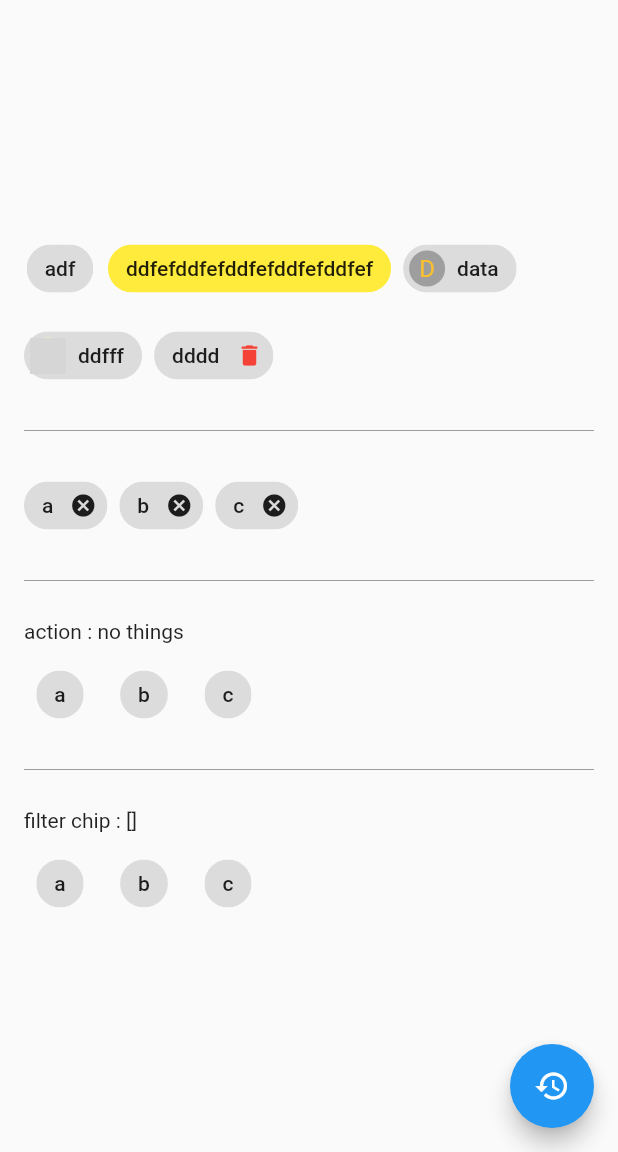
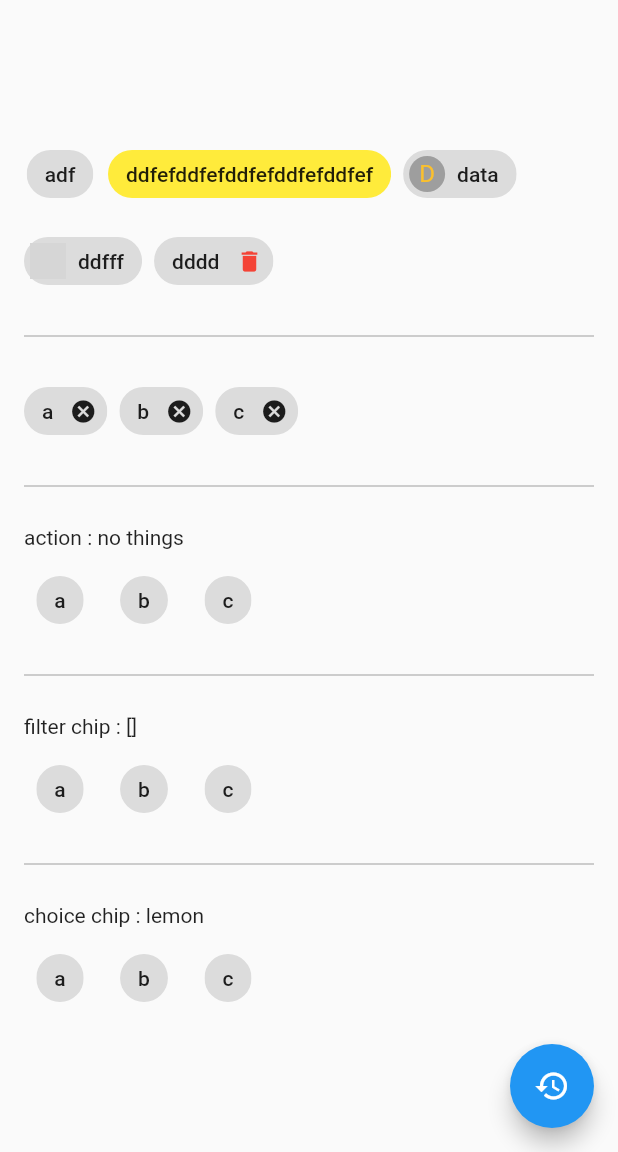
Before and after one commit to zhangGith/hello_demo, a Flutter app: the ChipDemo screen opened directly, on a phone screen of 412 x 824 dp, the part 84-1236 px from its top. Run offline on Flutter 3.47's test engine with Material 2 defaults, Android fonts, the phone set to English and light mode, and no system bars; network calls fail; grey boxes are pictures that could not be loaded.

Commit message:
choice chip

```diff
--- a/lib/demo/chip_demo.dart
+++ b/lib/demo/chip_demo.dart
@@ -10,6 +10,7 @@ class _ChipDemoState extends State<ChipDemo> {
   List<String> _tags = ['a', 'b', 'c'];
   String _action = 'no things';
   List<String> _select = [];
+  String _choice = 'lemon';
 
   @override
   Widget build(BuildContext context) {
@@ -94,6 +95,26 @@ class _ChipDemoState extends State<ChipDemo> {
                     );
                   }).toList(),
                 ),
+
+                Divider(color: Colors.grey, height: 32.0),
+                Container(
+                  width: double.infinity,
+                  child: Text('choice chip : ${_choice.toString()}'),
+                ),
+                Wrap(
+                  spacing: 8.0,
+                  children: _tags.map((tag) {
+                    return ChoiceChip(
+                      label: Text(tag),
+                      selected: _choice.contains(tag),
+                      onSelected: (value) {
+                        setState(() {
+                          _choice = tag;
+                        });
+                      },
+                    );
+                  }).toList(),
+                ),
               ],
             ),
           ],
@@ -105,6 +126,7 @@ class _ChipDemoState extends State<ChipDemo> {
           setState(() {
             _tags = ['a', 'b', 'c'];
             _select = [];
+            _choice = 'lemon';
           });
         },
       ),
```
